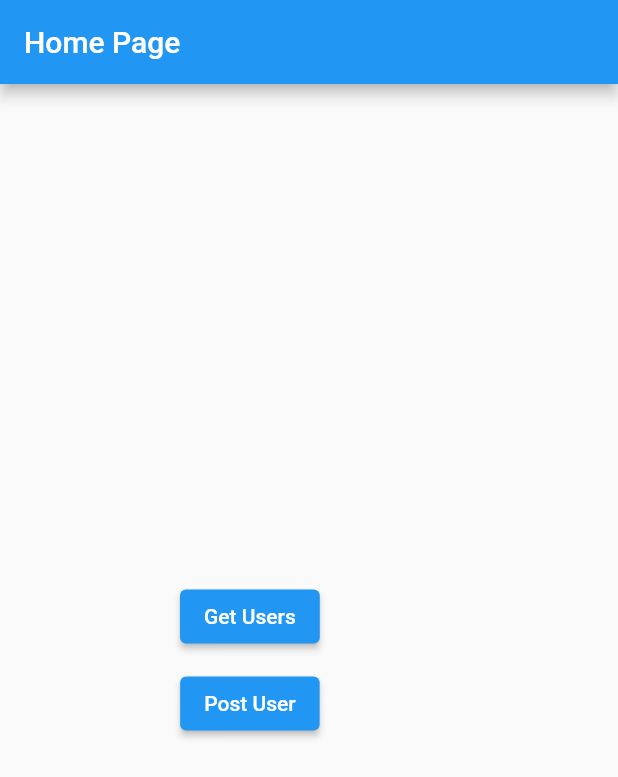
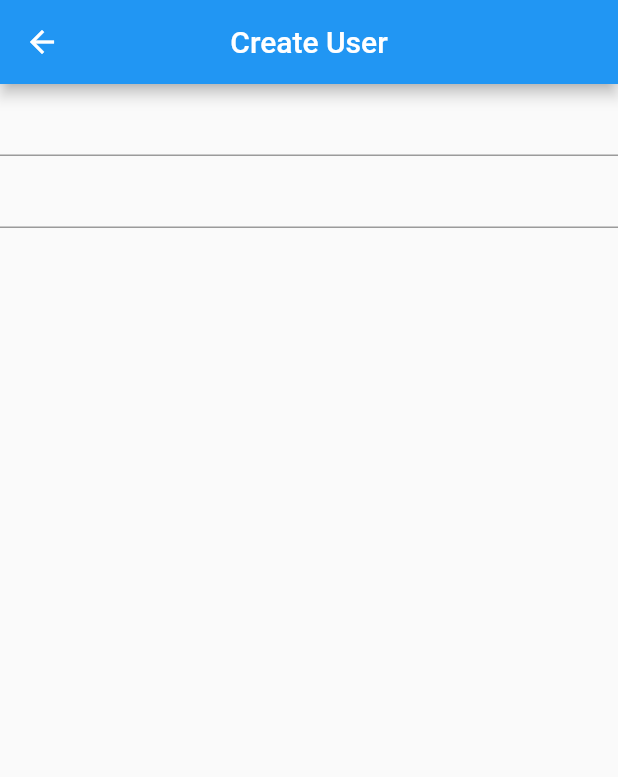
Before and after one commit to sthakrishnakumar/Firebase-Firestore, a Flutter app: the screen it shows after launch, after a tap on "Post User", on a phone screen of 412 x 824 dp. Shown: the top 777 px of the screen. Run offline on Flutter 3.47's test engine with Material 2 defaults, Android fonts, the phone set to English and light mode, and no system bars; our stand-ins replace cached_network_image, dartz, dio, flutter_riverpod; network calls fail.

Commit message:
post user model page controller repo added

```diff
--- a/lib/commons/export.dart
+++ b/lib/commons/export.dart
@@ -11,10 +11,10 @@ export '../features/users/data/models/get_user_request_model.dart';
 export '../features/users/data/models/get_user_request_model.dart';
 
 //data sources
-export '../features/users/data/data_source/get_user_data_source.dart';
+export '../features/users/data/data_source/user_data_source.dart';
 
 //repositories
-export '../features/users/repository/get_user_repository.dart';
+export '../features/users/repository/user_repository.dart';
 
 //controllers
 export '../features/users/presentation/controller/get_user_controller.dart';
--- a/lib/features/home.dart
+++ b/lib/features/home.dart
@@ -1,6 +1,7 @@
 import 'package:flutter/material.dart';
 import 'package:onviro/commons/commons.dart';
 import 'package:onviro/features/users/presentation/screens/get_users_page.dart';
+import 'package:onviro/features/users/presentation/screens/post_user_page.dart';
 
 class HomePage extends StatelessWidget {
   const HomePage({Key? key}) : super(key: key);
@@ -26,8 +27,18 @@ class HomePage extends StatelessWidget {
               height: 10,
             ),
             ElevatedButton(
-              onPressed: () {},
+              onPressed: () => navigation(context, const PostUserPage()),
               child: const Text('Post User'),
+            ),
+            const SizedBox(
+              height: 10,
+            ),
+            ElevatedButton(
+              onPressed: () => navigation(
+                context,
+                const GetUsersPage(),
+              ),
+              child: const Text('Book Date'),
             ),
           ],
         ),
--- a/lib/features/users/presentation/controller/get_user_controller.dart
+++ b/lib/features/users/presentation/controller/get_user_controller.dart
@@ -1,11 +1,10 @@
-
 import '../../../../commons/export.dart';
 
 class GetUserNotifier extends StateNotifier<AsyncValue<List<GetUsersModel>>> {
   GetUserNotifier(this.getUserRepository) : super(const AsyncValue.loading()) {
     getUsers();
   }
-  GetUserRepository getUserRepository;
+  UserRepository getUserRepository;
   getUsers() async {
     final result = await getUserRepository.getUsers();
 
@@ -19,5 +18,5 @@ class GetUserNotifier extends StateNotifier<AsyncValue<List<GetUsersModel>>> {
 final getUserNotifierProvider =
     StateNotifierProvider<GetUserNotifier, AsyncValue<List<GetUsersModel>>>(
         (ref) {
-  return GetUserNotifier(ref.watch(getUserRepoProvider));
+  return GetUserNotifier(ref.watch(userRepoProvider));
 });
--- /dev/null
+++ b/lib/features/users/presentation/screens/post_user_page.dart
@@ -0,0 +1,55 @@
+import 'package:flutter/material.dart';
+import 'package:onviro/features/users/presentation/controller/post_user_controller.dart';
+
+import '../../../../commons/export.dart';
+
+class PostUserPage extends ConsumerStatefulWidget {
+  const PostUserPage({Key? key}) : super(key: key);
+
+  @override
+  ConsumerState<ConsumerStatefulWidget> createState() => _PostUserPageState();
+}
+
+class _PostUserPageState extends ConsumerState<PostUserPage> {
+  late TextEditingController nameController;
+  late TextEditingController jobController;
+  GlobalKey<FormState> formkey = GlobalKey<FormState>();
+
+  @override
+  void initState() {
+    nameController = TextEditingController();
+    jobController = TextEditingController();
+    super.initState();
+  }
+
+  @override
+  void dispose() {
+    nameController.dispose();
+    jobController.dispose();
+    super.dispose();
+  }
+
+  @override
+  Widget build(BuildContext context) {
+    final postUser = ref.watch(postUserNotifierProvider);
+    return Scaffold(
+      appBar: AppBar(
+        title: const Text('Create User'),
+        centerTitle: true,
+      ),
+      body: Form(
+        key: formkey,
+        child: Column(
+          children: [
+            TextFormField(
+              controller: nameController,
+            ),
+            TextFormField(
+              controller: jobController,
+            ),
+          ],
+        ),
+      ),
+    );
+  }
+}
```
Also changed, not shown: lib/commons/commons.dart (+11 -0 lines), lib/features/users/data/data_source/get_user_data_source.dart (deleted, +0 -23 lines), lib/features/users/data/data_source/user_data_source.dart (added, +36 -0 lines), lib/features/users/data/models/post_user_request_model.dart (added, +17 -0 lines), lib/features/users/data/models/post_user_response_model.dart (added, +23 -0 lines), lib/features/users/presentation/controller/post_user_controller.dart (added, +31 -0 lines), lib/features/users/repository/get_user_repository.dart (deleted, +0 -31 lines), lib/features/users/repository/user_repository.dart (added, +51 -0 lines).
